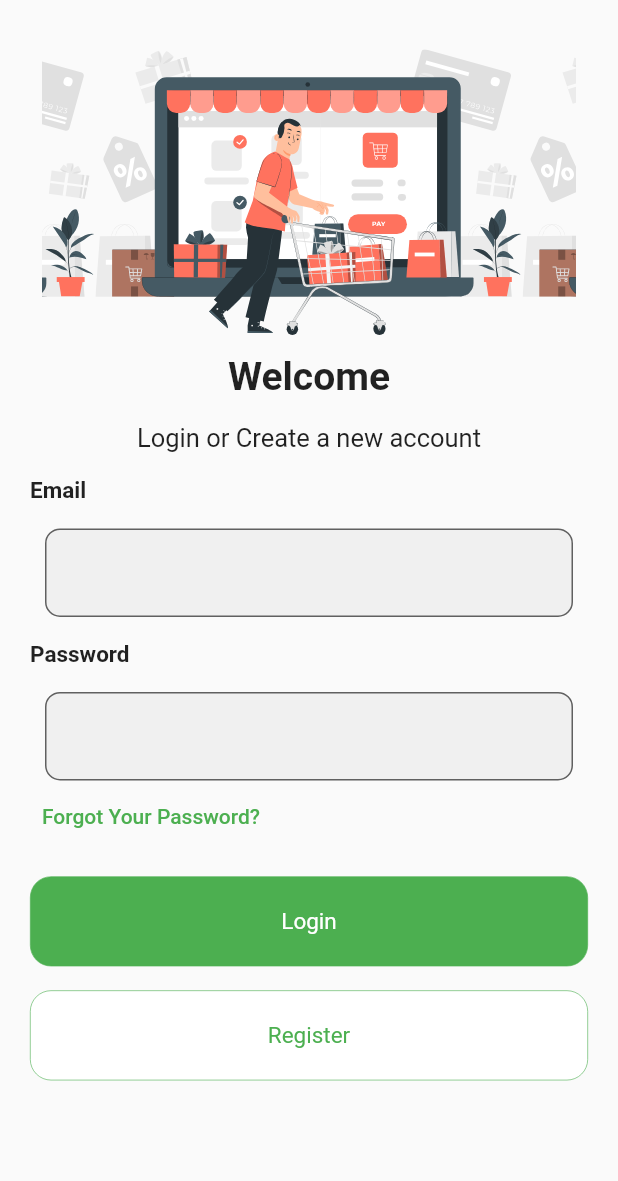
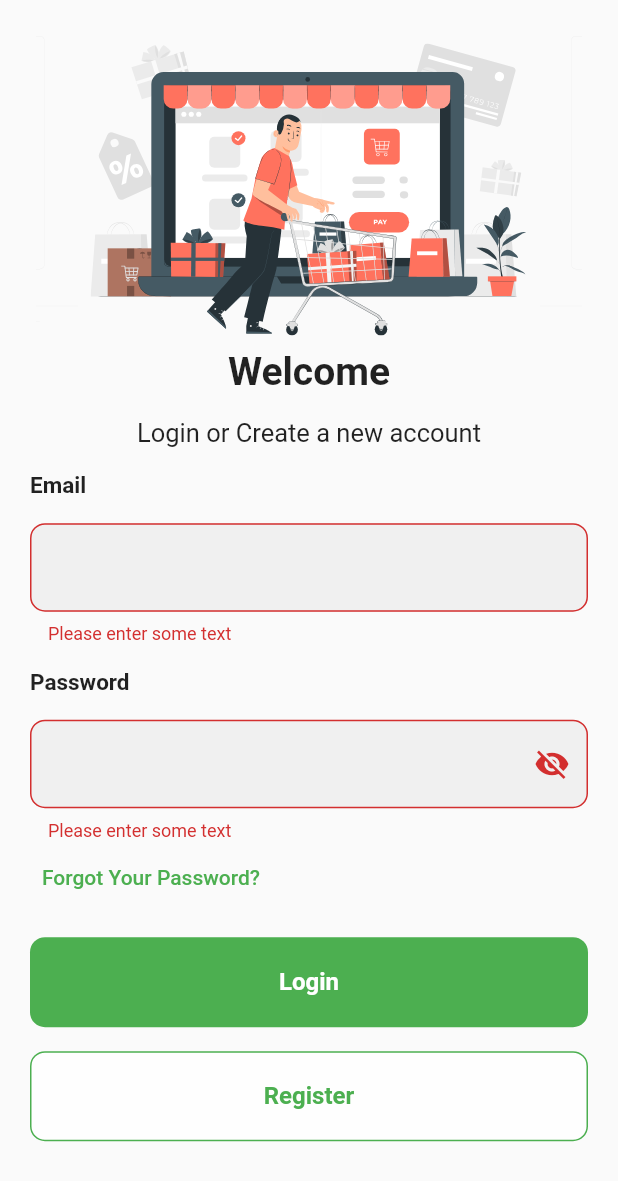
Before and after one commit to Blue-Ray-Flutter/QAC_IOS, a Flutter app: the screen it shows after launch, after a tap on "Login", on a phone screen of 412 x 824 dp. Shown: the top 1181 px of the screen. Run offline on Flutter 3.47's test engine with Material 2 defaults, Android fonts, the phone set to English and light mode, and no system bars; drawn by our look-alikes of carousel_slider; our stand-ins replace flutter_svg, get, get_storage; accounts and stored records are empty.

Commit message:
initial_shared_repo

```diff
--- a/lib/api/repo/http_repo_implementaion.dart
+++ b/lib/api/repo/http_repo_implementaion.dart
@@ -1,6 +1,5 @@
 import 'package:adobe/api/api_url/api_url.dart';
 import 'package:adobe/api/repo/http_repo.dart';
-import 'package:adobe/empty.dart';
 import 'package:adobe/views/main_page/main_page.dart';
 import 'package:flutter/material.dart';
 import 'package:flutter/material.dart';
@@ -44,7 +43,7 @@ response.status.hasError ){
       color: Colors.white,
     ),
     snackPosition: SnackPosition.TOP,
-    backgroundColor: AppColor.globalColor,
+    backgroundColor: AppColor.red,
     borderRadius: 15,
     margin: const EdgeInsets.all(15),
     colorText: Colors.white,
--- a/lib/binding/app_binding.dart
+++ b/lib/binding/app_binding.dart
@@ -7,6 +7,7 @@ import '../api/repo/http_repo.dart';
 import '../api/repo/http_repo_implementaion.dart';
 import '../shared/helper/cache_utils.dart';
 import '../views/login/controller/login_controller.dart';
+import '../views/main_page/controller/main_page_controller.dart';
 import '../views/register/controller/register_controller.dart';
 
 class AppBindings extends Bindings {
@@ -31,5 +32,10 @@ class AppBindings extends Bindings {
       // httpRepository: Get.find(),
       // cacheUtils: Get.find(),
     ));
+    Get.create(() => MainPageController(
+      // httpRepository: Get.find(),
+      // cacheUtils: Get.find(),
+    ));
+
   }
 }
--- /dev/null
+++ b/lib/shared/components/button/elevated_button.dart
@@ -0,0 +1,43 @@
+import 'package:flutter/material.dart';
+import 'package:get/get_state_manager/get_state_manager.dart';
+
+class DefaultElevatedButton extends StatelessWidget {
+  final Widget child;
+  final VoidCallback onPressed;
+  final Color? backgroundColor;
+  final OutlinedBorder shape;
+  final Color? overlayColor;
+
+  const DefaultElevatedButton({
+    Key? key,
+    required this.child,
+    required this.onPressed,
+    this.backgroundColor,
+    required this.shape,
+    this.overlayColor,
+  }) : super(key: key);
+
+  @override
+  Widget build(BuildContext context) {
+    return ElevatedButton(
+      style: ElevatedButton.styleFrom(
+        backgroundColor: backgroundColor ?? Colors.black,
+        elevation: 0,
+        shape: shape,
+      ),
+      onPressed: onPressed,
+      child: Ink(
+        // decoration: ShapeDecoration(
+        //   color: backgroundColor ?? Colors.white,
+        //   shape: const RoundedRectangleBorder(),
+        // ),
+        child: InkWell(
+          onTap: onPressed,
+          splashColor: overlayColor ?? Colors.white10,
+          highlightColor: Colors.white,
+          child: child,
+        ),
+      ),
+    );
+  }
+}
--- a/lib/shared/components/constants/style/color.dart
+++ b/lib/shared/components/constants/style/color.dart
@@ -5,4 +5,5 @@ class AppColor{
 
   static const globalColor =Colors.green;
   static const globalInvertedColor =Colors.white;
+  static const red =Colors.red;
 }
--- /dev/null
+++ b/lib/shared/components/gap/gap.dart
@@ -0,0 +1,19 @@
+import 'package:flutter/material.dart';
+
+class Gap extends StatelessWidget {
+  const Gap({Key? key, this.height, this.width}) : super(key: key);
+  final double? height;
+  final double? width;
+
+  @override
+  Widget build(BuildContext context) {
+    return  SizedBox(
+
+      height:
+      height ?? 16
+    ,
+    width: width ?? 0,
+
+      );
+  }
+}
--- a/lib/views/login/login.dart
+++ b/lib/views/login/login.dart
@@ -1,4 +1,6 @@
 import 'package:adobe/shared/components/button/button.dart';
+import 'package:adobe/shared/components/button/elevated_button.dart';
+import 'package:adobe/shared/components/gap/gap.dart';
 import 'package:adobe/views/login/controller/login_controller.dart';
 import 'package:carousel_slider/carousel_slider.dart';
 import 'package:flutter/material.dart';
@@ -6,11 +8,14 @@ import 'package:flutter_svg/flutter_svg.dart';
 import 'package:get/get.dart';
 
 import '../../res.dart';
+import '../../shared/components/constants/style/color.dart';
 import '../register/register.dart';
-bool  isPressed = false;
+
+bool _isPasswordVisible = false;
+final _formKey = GlobalKey<FormState>();
+
 class LoginPage extends GetWidget<LoginController> {
   const LoginPage({Key? key}) : super(key: key);
-
 
   @override
   Widget build(BuildContext context) {
@@ -18,36 +23,39 @@ class LoginPage extends GetWidget<LoginController> {
         child: Scaffold(
       body: SingleChildScrollView(
         child: Form(
+          key: _formKey,
           child: Padding(
             padding: const EdgeInsets.all(20.0),
             child: Column(
               children: [
                 Padding(
-                  padding: const EdgeInsets.all(8.0),
+                  padding: const EdgeInsets.all(4.0),
                   child: CarouselSlider(
+
                     items: [
                       SizedBox(
-                        width: 300,
+                        width: 350,
                         height: 300,
                         child: SvgPicture.asset(
                           Res.login,
                         ),
-                        // decoration: const BoxDecoration(
-                        //   image: DecorationImage(
-                        //     image: AssetImage(Res.login)
-                        //   )
-                        // ),
+                      ),
+                      SizedBox(
+                        width: 350,
+                        height: 300,
+                        child: SvgPicture.asset(
+                          Res.register,
+                        ),
                       ),
                     ],
                     options: CarouselOptions(
-                      autoPlayCurve: Curves.easeInOutBack,
+
+                      autoPlayCurve: Curves.fastOutSlowIn,
                       autoPlay: true,
                       autoPlayAnimationDuration: const Duration(
-                        microseconds: 500,
+                        microseconds: 1000,
                       ),
-
                     ),
-
                   ),
                 ),
                 const Text(
@@ -57,7 +65,7 @@ class LoginPage extends GetWidget<LoginController> {
                     fontWeight: FontWeight.bold,
                   ),
                 ),
-                const SizedBox(
+                const Gap(
                   height: 16,
                 ),
                 const Text(
@@ -66,7 +74,7 @@ class LoginPage extends GetWidget<LoginController> {
                     fontSize: 17,
                   ),
                 ),
-                const SizedBox(
+                const Gap(
                   height: 16,
                 ),
                 const Align(
@@ -76,13 +84,24 @@ class LoginPage extends GetWidget<LoginController> {
                     style: TextStyle(fontSize: 15, fontWeight: FontWeight.bold),
                   ),
                 ),
-                const SizedBox(
-                  height: 16,
-                ),
-                Padding(
-                  padding: const EdgeInsets.symmetric(horizontal: 10),
-                  child: TextFormField(
-                    decoration:  InputDecoration(
+                const Gap(),
+                TextFormField(
+                  validator: (value) {
+                    // add email validation
+                    if (value == null || value.isEmpty) {
+                      return 'Please enter some text';
+                    }
+
+                    bool emailValid = RegExp(
+                        r"^[a-zA-Z0-9.a-zA-Z0-9.!#$%&'*+-/=?^_`{|}~]+@[a-zA-Z0-9]+\.[a-zA-Z]+")
+                        .hasMatch(value);
+                    if (!emailValid) {
+                      return 'Please enter a valid email';
+                    }
+
+                    return null;
+                  },
+                  decoration: InputDecoration(
                     fillColor: Colors.grey[300]!.withOpacity(0.4),
                     filled: true,
                     border: const OutlineInputBorder(
@@ -93,10 +112,7 @@ class LoginPage extends GetWidget<LoginController> {
                   obscureText: false,
                   keyboardType: TextInputType.emailAddress,
                 ),
-                ),
-                const SizedBox(
-                  height: 16,
-                ),
+                const Gap(),
                 const Align(
                   alignment: Alignment.topLeft,
                   child: Text(
@@ -107,30 +123,40 @@ class LoginPage extends GetWidget<LoginController> {
                     ),
                   ),
                 ),
-                const SizedBox(
-                  height: 16,
+                const Gap(),
+                Obx(
+                    ()=>TextFormField(
+                    validator: (password) {
+                      if (password == null || password.isEmpty) {
+                        return 'Please enter some text';
+                      }
+
+                      if (password.length < 6) {
+                        return 'Password must be at least 6 characters';
+                      }
+                      return null;
+                    },
+                    obscureText: controller.obscureText.value,
+                    decoration: InputDecoration(
+                      suffixIcon:IconButton(
+                        icon: Icon(
+                          controller.obscureText.value
+                              ? Icons.visibility_off
+                              : Icons.visibility,
                         ),
-                Padding(
-                  padding: const EdgeInsets.symmetric(horizontal: 10),
-                  child: TextFormField(
-
-                    decoration:  InputDecoration(
-                      // suffix:  IconButton(onPressed: (){
-                      //   isPressed = !isPressed;
-                      // }, icon: const Icon(Icons.remove_red_eye_outlined)),
+                        onPressed: controller.toggleObscureText,
+                      ),
                       fillColor: Colors.grey[300]!.withOpacity(0.4),
 
                       filled: true,
 
-
                       border: const OutlineInputBorder(
-                        borderSide: BorderSide(color: Colors.green),
-
+                          borderSide: BorderSide(color:AppColor.globalColor),
                           borderRadius:
                               BorderRadius.all(Radius.circular(10.0))),
                     ),
                     controller: controller.passwordController,
-                    obscureText: isPressed,
+
                   ),
                 ),
                 TextButton(
@@ -139,34 +165,61 @@ class LoginPage extends GetWidget<LoginController> {
                     alignment: Alignment.topLeft,
                     child: Text(
                       'Forgot Your Password?',
-                      style: TextStyle(color: Colors.green),
+                      style: TextStyle(color: AppColor.globalColor),
                     ),
                   ),
                 ),
-                const SizedBox(
-                  height: 16,
+                const Gap(),
+                SizedBox(
+                  width: double.infinity,
+                  height: 60,
+                  child: DefaultElevatedButton(
+                    backgroundColor: Colors.green,
+                    onPressed: () {
+                     if (_formKey.currentState!.validate()) {
+                       controller.logIn();
+                        }
+                    }, shape:  RoundedRectangleBorder(
+                    borderRadius: BorderRadius.circular(10),
                   ),
-                Container(
-                    decoration: const BoxDecoration(
-                      border: Border.symmetric(),
+                    child: const Text(
+                      'Login',
+                      style: TextStyle(
+                          fontSize: 16,
+                          fontWeight: FontWeight.bold,
+                          color: Colors.white),
                     ),
-                    child: Button(onPressed: () {
-
-                      controller.logIn();
+                  ),
+                ),
+                const Gap(),
+                SizedBox(
+                  width: double.infinity,
+                  height: 60,
+                  child: DefaultElevatedButton(
 
 
-                    }, text: 'Login')),
-                const SizedBox(
-                  height: 16,
+                    onPressed: () {
+
+                      Get.to(() => const RegisterPage());
+                    }, shape:RoundedRectangleBorder(
+                    side : const BorderSide(color: AppColor.globalColor),
+                    borderRadius: BorderRadius.circular(10),
                   ),
-                Button(
-                  onPressed: () {
-                    Get.to(() => const RegisterPage());
-                  },
-                  text: 'Register',
-                  textColor: Colors.green,
-                  background: Colors.white,
+
+
+                    backgroundColor: Colors.white70,
+
+
+                    child: const Text(
+                      'Register',
+                      style: TextStyle(
+                        fontSize: 16,
+                        fontWeight: FontWeight.bold,
+                        color: AppColor.globalColor,
                       ),
+                    ),
+                  ),
+                )
               ],
             ),
           ),
--- a/lib/views/main_page/controller/main_page_controller.dart
+++ b/lib/views/main_page/controller/main_page_controller.dart
@@ -0,0 +1,22 @@
+import 'package:flutter/cupertino.dart';
+import 'package:get/get.dart';
+
+class MainPageController extends GetxController{
+
+  MainPageController();
+  late PageController pageController;
+  RxInt currentIndex = 0.obs ;
+  GlobalKey bottomNavigationKey = GlobalKey();
+  @override
+  void onInit() {
+    pageController = PageController();
+    super.onInit();
+  }
+  @override
+  void onClose() {
+    pageController.dispose();
+    super.onClose();
+  }
+
+
+}
--- a/lib/views/register/controller/register_controller.dart
+++ b/lib/views/register/controller/register_controller.dart
@@ -1,4 +1,4 @@
-import 'package:flutter/cupertino.dart';
+import 'package:flutter/material.dart';
 import 'package:get/get.dart';
 
 class RegisterController extends GetxController{
```
Also changed, not shown: lib/empty.dart (deleted, +0 -13 lines), lib/shared/components/button/bottom_navigation_bar.dart (added, +66 -0 lines), lib/views/login/controller/login_controller.dart (+19 -7 lines), lib/views/main_page/main_page.dart (+60 -32 lines), lib/views/register/register.dart (+42 -12 lines). Lines whose indentation alone changed are shown as unchanged.
